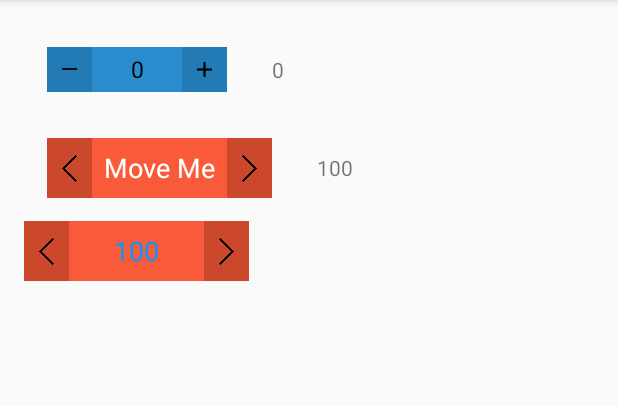
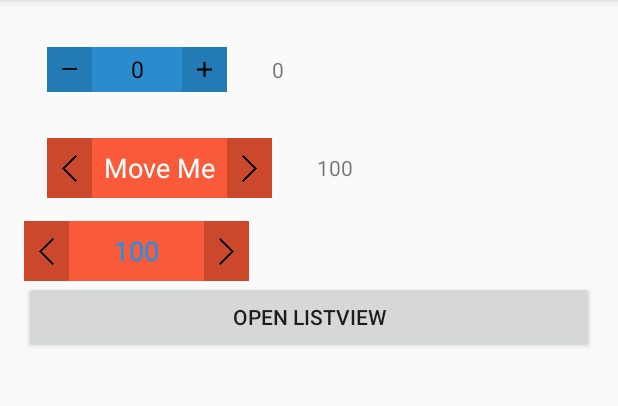
Before and after one commit to saiwu-bigkoo/Android-SnappingStepper, an Android app: the screen it shows after launch (MainActivity), on a phone screen of 412 x 824 dp, the part 84-490 px from its top. Run offline under Robolectric (Android 15) with nearby library versions, the phone set to English and light mode, and no system bars; libraries missing offline, so code that uses them is left out: com.nineoldandroids.animation.

Commit message:
1.0.2
支持listview里面使用

```diff
--- a/app/build.gradle
+++ b/app/build.gradle
@@ -22,6 +22,6 @@ android {
 dependencies {
     compile fileTree(dir: 'libs', include: ['*.jar'])
     compile 'com.android.support:appcompat-v7:23.1.0'
-//    compile 'com.bigkoo:snappingstepper:1.0.1'
+//    compile 'com.bigkoo:snappingstepper:1.0.2'
     compile project(':snappingstepper')
 }
--- a/app/src/main/AndroidManifest.xml
+++ b/app/src/main/AndroidManifest.xml
@@ -15,6 +15,7 @@
                 <category android:name="android.intent.category.LAUNCHER" />
             </intent-filter>
         </activity>
+        <activity android:name=".listviewdemo.ListDemoActivity"></activity>
     </application>
 
 </manifest>
--- a/app/src/main/java/com/bigkoo/snappingstepperdemo/MainActivity.java
+++ b/app/src/main/java/com/bigkoo/snappingstepperdemo/MainActivity.java
@@ -1,5 +1,6 @@
 package com.bigkoo.snappingstepperdemo;
 
+import android.content.Intent;
 import android.support.v7.app.AppCompatActivity;
 import android.os.Bundle;
 import android.view.View;
@@ -7,6 +8,7 @@ import android.widget.TextView;
 
 import com.bigkoo.snappingstepper.SnappingStepper;
 import com.bigkoo.snappingstepper.listener.SnappingStepperValueChangeListener;
+import com.bigkoo.snappingstepperdemo.listviewdemo.ListDemoActivity;
 
 public class MainActivity extends AppCompatActivity implements SnappingStepperValueChangeListener {
 
@@ -48,4 +50,7 @@ public class MainActivity extends AppCompatActivity implements SnappingStepperVa
                 break;
         }
     }
+    public void openListView(View v){
+        startActivity(new Intent(this, ListDemoActivity.class));
+    }
 }
--- a/app/src/main/res/layout/activity_main.xml
+++ b/app/src/main/res/layout/activity_main.xml
@@ -70,4 +70,10 @@
       stepper:stepper_rightButtonResources="@drawable/ic_stepper_right"
       />
 
+
+    <Button
+        android:text="open listview"
+        android:onClick="openListView"
+        android:layout_width="match_parent"
+        android:layout_height="wrap_content" />
 </LinearLayout>
--- a/snappingstepper/build.gradle
+++ b/snappingstepper/build.gradle
@@ -2,7 +2,7 @@ apply plugin: 'com.android.library'
 apply plugin: 'com.github.dcendents.android-maven'
 apply plugin: 'com.jfrog.bintray'
 
-version = "1.0.1"
+version = "1.0.2"
 
 android {
     compileSdkVersion 21
--- a/snappingstepper/src/main/java/com/bigkoo/snappingstepper/SnappingStepper.java
+++ b/snappingstepper/src/main/java/com/bigkoo/snappingstepper/SnappingStepper.java
@@ -12,6 +12,7 @@ import android.view.animation.AccelerateInterpolator;
 import android.widget.ImageView;
 import android.widget.RelativeLayout;
 import android.widget.TextView;
+
 import com.bigkoo.snappingstepper.listener.SnappingStepperValueChangeListener;
 import com.nineoldandroids.animation.Animator;
 import com.nineoldandroids.animation.ValueAnimator;
@@ -21,10 +22,10 @@ import java.lang.ref.WeakReference;
 /**
  * Created by Sai on 16/1/15.
  */
-public class SnappingStepper extends RelativeLayout implements View.OnTouchListener, ValueAnimator.AnimatorListener ,ValueAnimator.AnimatorUpdateListener {
+public class SnappingStepper extends RelativeLayout implements View.OnTouchListener, ValueAnimator.AnimatorListener, ValueAnimator.AnimatorUpdateListener {
     private SnappingStepperValueChangeListener listener;
     private TextView tvStepperContent;
-    private ImageView ivStepperMinus,ivStepperPlus;
+    private ImageView ivStepperMinus, ivStepperPlus;
     public static int ANIMATIONDURATION = 300;//恢复动画时间
     public boolean animationing = false;//动画中,不能进行滑动
     private UpdateRunnable updateRunnable;
@@ -51,15 +52,19 @@ public class SnappingStepper extends RelativeLayout implements View.OnTouchListe
     private static final int STATUS_NORMAL = 0;
     //当前模式
     private Mode mode = Mode.AUTO;
-    public enum Mode{
+
+    public enum Mode {
         AUTO(0), CUSTOM(1);
         private final int value;
+
         Mode(int value) {
             this.value = value;
         }
+
         public int getValue() {
             return value;
         }
+
         public static Mode valueOf(int value) {    //    手写的从int到enum的转换函数
             switch (value) {
                 case 0:
@@ -75,9 +80,10 @@ public class SnappingStepper extends RelativeLayout implements View.OnTouchListe
     private int minValue = 0;
     private int maxValue = 100;
 
-    public SnappingStepper(Context context){
+    public SnappingStepper(Context context) {
         this(context, null);
     }
+
     public SnappingStepper(Context context, AttributeSet attrs) {
         super(context, attrs);
         initViews(attrs);
@@ -92,24 +98,23 @@ public class SnappingStepper extends RelativeLayout implements View.OnTouchListe
         ivStepperPlus = (ImageView) findViewById(R.id.ivStepperPlus);
 
         String text = "";
-         Drawable background =null;
-         Drawable buttonBackground =null;
-         Drawable contentBackground =null;
-         Drawable leftButtonResources =null;
-         Drawable rightButtonResources =null;
-         Drawable leftButtonBackground =null;
-         Drawable rightButtonBackground =null;
+        Drawable background = null;
+        Drawable contentBackground = null;
+        Drawable leftButtonResources = null;
+        Drawable rightButtonResources = null;
+        Drawable leftButtonBackground = null;
+        Drawable rightButtonBackground = null;
         int contentTextColor = getResources().getColor(R.color.cl_snappingstepper_text);
         float contentTextSize = 0;
-        if(attrs !=null) {
+        if (attrs != null) {
             TypedArray a = getContext().obtainStyledAttributes(attrs, R.styleable.SnappingStepper);
             int modeValue = a.getInt(R.styleable.SnappingStepper_mode, Mode.AUTO.getValue());
             mode = Mode.valueOf(modeValue);
             minValue = a.getInt(R.styleable.SnappingStepper_min, minValue);
             maxValue = a.getInt(R.styleable.SnappingStepper_max, maxValue);
-            value = a.getInt(R.styleable.SnappingStepper_value, value);
+            value = valueRangeCheck(a.getInt(R.styleable.SnappingStepper_value, value));
             valueSlowStep = a.getInt(R.styleable.SnappingStepper_step, valueSlowStep);
-            if(valueSlowStep <= 0) valueSlowStep = 1;
+            if (valueSlowStep <= 0) valueSlowStep = 1;
             text = a.getString(R.styleable.SnappingStepper_text);
 
             background = a.getDrawable(R.styleable.SnappingStepper_stepper_background);
@@ -121,41 +126,39 @@ public class SnappingStepper extends RelativeLayout implements View.OnTouchListe
 
             contentTextColor = a.getColor(R.styleable.SnappingStepper_stepper_contentTextColor, contentTextColor);
 
-            System.out.println("contentTextSize befor:"+contentTextSize);
             contentTextSize = a.getFloat(R.styleable.SnappingStepper_stepper_contentTextSize, 0);
-            System.out.println("contentTextSize after:"+contentTextSize);
             a.recycle();
         }
 
-        if(background != null){
+        if (background != null) {
             setBackgroundDrawable(background);
-        }else{
+        } else {
             setBackgroundResource(R.color.cl_snappingstepper_button_press);
         }
 
 
-        if(contentBackground != null){
+        if (contentBackground != null) {
             setContentBackground(contentBackground);
         }
         tvStepperContent.setTextColor(contentTextColor);
-        if(contentTextSize>0)
+        if (contentTextSize > 0)
             setContentTextSize(contentTextSize);
 
-        if(leftButtonBackground!=null){
+        if (leftButtonBackground != null) {
             ivStepperMinus.setBackgroundDrawable(leftButtonBackground);
         }
-        if(rightButtonBackground!=null){
+        if (rightButtonBackground != null) {
             ivStepperPlus.setBackgroundDrawable(rightButtonBackground);
         }
 
-        if (leftButtonResources != null){
+        if (leftButtonResources != null) {
             setLeftButtonResources(leftButtonResources);
         }
-        if(rightButtonResources != null){
+        if (rightButtonResources != null) {
             setRightButtonResources(rightButtonResources);
         }
 
-        if(mode == Mode.AUTO)//AUTO模式，写数值到滑动条上
+        if (mode == Mode.AUTO)//AUTO模式，写数值到滑动条上
             tvStepperContent.setText(String.valueOf(value));
         else
             tvStepperContent.setText(text);
@@ -171,21 +174,20 @@ public class SnappingStepper extends RelativeLayout implements View.OnTouchListe
 
     @Override
     public boolean onTouch(View v, MotionEvent event) {
-        switch (event.getAction()){
+        switch (event.getAction()) {
             case MotionEvent.ACTION_DOWN:
                 stepTouch = true;
-                postDelayed(updateRunnable,UPDATEDURATIONSLOW);
+                postDelayed(updateRunnable, UPDATEDURATIONSLOW);
                 //非按钮则记录位置
                 startX = event.getX();
                 initStartStepperContentLeft();
                 startTime = System.currentTimeMillis();
                 //如果是两边的按钮，分别设置为点击状态
-                if(v == ivStepperMinus) {
+                if (v == ivStepperMinus) {
                     ivStepperMinus.setPressed(true);
                     status = STATUS_MIMNUS;
                     break;
-                }
-                else if(v == ivStepperPlus){
+                } else if (v == ivStepperPlus) {
                     ivStepperPlus.setPressed(true);
                     status = STATUS_PLUS;
                     break;
@@ -193,7 +195,7 @@ public class SnappingStepper extends RelativeLayout implements View.OnTouchListe
                 break;
             case MotionEvent.ACTION_MOVE:
                 //是按钮则不能移动,恢复位置的动画中也不能移动
-                if(v == ivStepperMinus||v == ivStepperPlus||animationing)break;
+                if (v == ivStepperMinus || v == ivStepperPlus || animationing) break;
                 //非按钮则进行移动
                 float moveX = event.getX() - startX;
                 float x = moveX + startStepperContentLeft;
@@ -201,13 +203,13 @@ public class SnappingStepper extends RelativeLayout implements View.OnTouchListe
                 moveEffectStatus(moveX);
                 break;
             case MotionEvent.ACTION_UP:
+            case MotionEvent.ACTION_CANCEL:
                 stepTouch = false;
                 //如果是两边的按钮，分别设置为点击状态
-                if(v == ivStepperMinus) {
+                if (v == ivStepperMinus) {
                     ivStepperMinus.setPressed(false);
                     break;
-                }
-                else if(v == ivStepperPlus){
+                } else if (v == ivStepperPlus) {
                     ivStepperPlus.setPressed(false);
                     break;
                 }
@@ -217,8 +219,8 @@ public class SnappingStepper extends RelativeLayout implements View.OnTouchListe
         return true;
     }
 
-    private void initStartStepperContentLeft(){
-        if(hasStepperContentLeft)return;
+    private void initStartStepperContentLeft() {
+        if (hasStepperContentLeft) return;
         hasStepperContentLeft = true;
         startStepperContentLeft = tvStepperContent.getLeft();
     }
@@ -227,7 +229,7 @@ public class SnappingStepper extends RelativeLayout implements View.OnTouchListe
      * 中间滑条恢复原位置
      */
     private void restoreStepperContent() {
-        if(animationing)return;
+        if (animationing) return;
         animationing = true;
         ValueAnimator restoreTranslateAnimation = ValueAnimator.ofFloat(tvStepperContent.getLeft(), (int) startStepperContentLeft);
         restoreTranslateAnimation.setDuration(ANIMATIONDURATION);
@@ -239,13 +241,15 @@ public class SnappingStepper extends RelativeLayout implements View.OnTouchListe
 
     /**
      * 移动位置
+     *
      * @param x
      */
     private void moveStepperContent(float x) {
-        RelativeLayout.LayoutParams params = new RelativeLayout.LayoutParams(LayoutParams.WRAP_CONTENT,LayoutParams.WRAP_CONTENT);
-        params.leftMargin = (int)x;
+        RelativeLayout.LayoutParams params = new RelativeLayout.LayoutParams(LayoutParams.WRAP_CONTENT, LayoutParams.WRAP_CONTENT);
+        params.leftMargin = (int) x;
         //限制子控件移动必须在视图范围内
-        if(params.leftMargin<0||(params.leftMargin+tvStepperContent.getWidth())>getWidth())return;
+        if (params.leftMargin < 0 || (params.leftMargin + tvStepperContent.getWidth()) > getWidth())
+            return;
         params.topMargin = 0;
         params.width = tvStepperContent.getWidth();
         params.height = tvStepperContent.getHeight();
@@ -259,21 +263,19 @@ public class SnappingStepper extends RelativeLayout implements View.OnTouchListe
         moveStepperContent(value);
     }
 
-    private void moveEffectStatus(float x){
+    private void moveEffectStatus(float x) {
         int scaledTouchSlop = ViewConfiguration.get(getContext()).getScaledTouchSlop();
-        if(x > scaledTouchSlop){
+        if (x > scaledTouchSlop) {
             status = STATUS_PLUS;
-        }
-        else if(x < -scaledTouchSlop){
+        } else if (x < -scaledTouchSlop) {
             status = STATUS_MIMNUS;
-        }
-        else{
+        } else {
             status = STATUS_NORMAL;
         }
     }
 
-    private int getNextValue(){
-        switch (status){
+    private int getNextValue() {
+        switch (status) {
             case STATUS_MIMNUS:
                 return value - valueSlowStep;
             case STATUS_PLUS:
@@ -284,17 +286,21 @@ public class SnappingStepper extends RelativeLayout implements View.OnTouchListe
         return value;
     }
 
-    private void updateUI(){
+    private void updateUI() {
         int nextValue = getNextValue();
         //判断是否在范围之内
-        if(nextValue < minValue){ nextValue = minValue;}
-        if(nextValue > maxValue){ nextValue = maxValue;}
+        if (nextValue < minValue) {
+            nextValue = minValue;
+        }
+        if (nextValue > maxValue) {
+            nextValue = maxValue;
+        }
         value = nextValue;
-        if(mode == Mode.AUTO)//AUTO模式，写数值到滑动条上
+        if (mode == Mode.AUTO)//AUTO模式，写数值到滑动条上
             tvStepperContent.setText(String.valueOf(value));
-        if(listener!=null)
-            listener.onValueChange(this,value);
-        if(stepTouch)
+        if (listener != null)
+            listener.onValueChange(this, value);
+        if (stepTouch)
             postDelayed(updateRunnable, (System.currentTimeMillis() - startTime > STEPSPEEDCHANGEDURATION) ? UPDATEDURATIONFAST : UPDATEDURATIONSLOW);
     }
 
@@ -321,9 +327,11 @@ public class SnappingStepper extends RelativeLayout implements View.OnTouchListe
 
     static class UpdateRunnable implements Runnable {
         private WeakReference<SnappingStepper> view;
+
         public UpdateRunnable(SnappingStepper view) {
             this.view = new WeakReference<SnappingStepper>(view);
         }
+
         public void run() {
             SnappingStepper stepper = view.get();
             if (stepper != null) {
@@ -338,6 +346,7 @@ public class SnappingStepper extends RelativeLayout implements View.OnTouchListe
 
     /**
      * 返回当前模式类型
+     *
      * @return
      */
     public Mode getMode() {
@@ -345,7 +354,8 @@ public class SnappingStepper extends RelativeLayout implements View.OnTouchListe
     }
 
     /**
-     * 模式设置
+     * 模式设置 AUTO(0) 数值写到滑动条, CUSTOM(1) 自定义文字;
+     *
      * @param mode
      */
     public void setMode(Mode mode) {
@@ -354,6 +364,7 @@ public class SnappingStepper extends RelativeLayout implements View.OnTouchListe
 
     /**
      * 获取当前值
+     *
      * @return
      */
     public int getValue() {
@@ -362,14 +373,24 @@ public class SnappingStepper extends RelativeLayout implements View.OnTouchListe
 
     /**
      * 设置当前值
+     *
      * @param value
      */
     public void setValue(int value) {
-        this.value = value;
+        this.value = valueRangeCheck(value);
+        if (mode == Mode.AUTO)//AUTO模式，写数值到滑动条上
+            tvStepperContent.setText(String.valueOf(value));
+    }
+
+    public int valueRangeCheck(int value) {
+        if (value > maxValue) value = maxValue;
+        else if (value < minValue) value = minValue;
+        return value;
     }
 
     /**
      * 获取最小值
+     *
      * @return
      */
     public int getMinValue() {
@@ -378,6 +399,7 @@ public class SnappingStepper extends RelativeLayout implements View.OnTouchListe
 
     /**
      * 设置最小值
+     *
      * @return
      */
     public void setMinValue(int minValue) {
@@ -386,6 +408,7 @@ public class SnappingStepper extends RelativeLayout implements View.OnTouchListe
 
     /**
      * 获取最大值
+     *
      * @return
      */
     public int getMaxValue() {
@@ -394,6 +417,7 @@ public class SnappingStepper extends RelativeLayout implements View.OnTouchListe
 
     /**
      * 设置最大值
+     *
      * @return
      */
     public void setMaxValue(int maxValue) {
@@ -402,13 +426,16 @@ public class SnappingStepper extends RelativeLayout implements View.OnTouchListe
 
     /**
      * 获取步长
+     *
      * @return
      */
     public int getValueSlowStep() {
         return valueSlowStep;
     }
+
     /**
      * 设置步长
+     *
      * @return
      */
     public void setValueSlowStep(int valueSlowStep) {
@@ -417,78 +444,87 @@ public class SnappingStepper extends RelativeLayout implements View.OnTouchListe
 
     /**
      * 设置中间内容滑条颜色
+     *
      * @param resId
      */
-    public void setContentBackground(int resId){
+    public void setContentBackground(int resId) {
         tvStepperContent.setBackgroundResource(resId);
     }
 
-    public void setContentBackground(Drawable drawable){
+    public void setContentBackground(Drawable drawable) {
         tvStepperContent.setBackgroundDrawable(drawable);
     }
 
     /**
      * 设置中间内容文字颜色
+     *
      * @param resId
      */
-    public void setContentTextColor(int resId){
+    public void setContentTextColor(int resId) {
         tvStepperContent.setTextColor(getResources().getColor(resId));
     }
 
     /**
      * 设置中间内容文字,mode需为Custom才支持
+     *
      * @param text
      */
-    public void setText(String text){
+    public void setText(String text) {
         tvStepperContent.setText(text);
     }
 
     /**
      * 设置中间内容文字大小
+     *
      * @param size
      */
-    public void setContentTextSize(float size){
+    public void setContentTextSize(float size) {
         tvStepperContent.setTextSize(size);
     }
 
     /**
      * 设置按钮背景
+     *
      * @param resId
      */
-    public void setButtonBackGround(int resId){
+    public void setButtonBackGround(int resId) {
         ivStepperMinus.setBackgroundResource(resId);
         ivStepperPlus.setBackgroundResource(resId);
     }
 
     /**
      * 设置按钮资源
+     *
      * @param resId
      */
-    public void setLeftButtonResources(int resId){
+    public void setLeftButtonResources(int resId) {
         ivStepperMinus.setImageResource(resId);
     }
 
     /**
      * 设置按钮资源
+     *
      * @param drawable
      */
-    public void setLeftButtonResources(Drawable drawable){
+    public void setLeftButtonResources(Drawable drawable) {
         ivStepperMinus.setImageDrawable(drawable);
     }
 
     /**
      * 设置按钮资源
+     *
      * @param resId
      */
-    public void setRightButtonResources(int resId){
+    public void setRightButtonResources(int resId) {
         ivStepperPlus.setImageResource(resId);
     }
 
     /**
      * 设置按钮资源
+     *
      * @param drawable
      */
-    public void setRightButtonResources(Drawable drawable){
+    public void setRightButtonResources(Drawable drawable) {
         ivStepperPlus.setImageDrawable(drawable);
     }
 }
```
Also changed, not shown: app/src/main/java/com/bigkoo/snappingstepperdemo/listviewdemo/ListDemoActivity.java (added, +30 -0 lines), app/src/main/java/com/bigkoo/snappingstepperdemo/listviewdemo/ListDemoAdapter.java (added, +61 -0 lines), app/src/main/res/layout/activity_listdemo.xml (added, +10 -0 lines), app/src/main/res/layout/adapter_listdemo.xml (added, +25 -0 lines).
